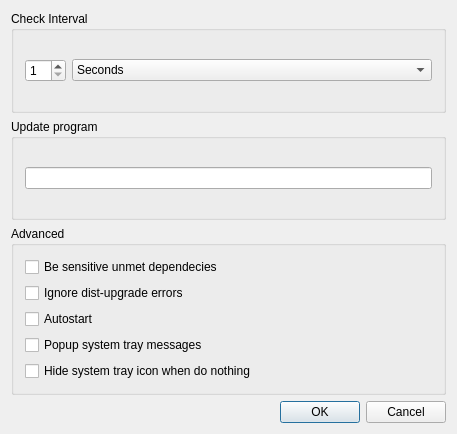
First picture: the form in apt-indicator/agent/config_dialog.ui, repository imz/apt-indicator, before the edit.
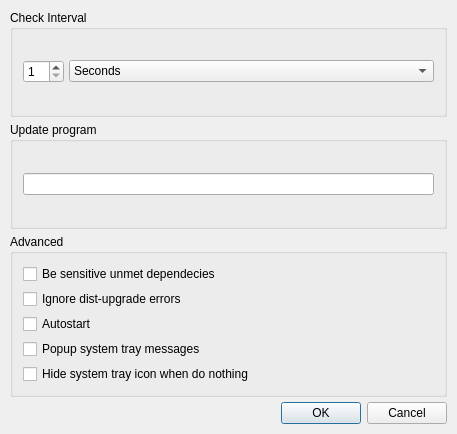
Second picture: the form after the edit.

What changed in the file:
```diff
--- a/apt-indicator/agent/config_dialog.ui
+++ b/apt-indicator/agent/config_dialog.ui
@@ -158,8 +158,7 @@
    </item>
   </layout>
  </widget>
- <layoutdefault spacing="6" margin="11"/>
- <pixmapfunction>QPixmap</pixmapfunction>
+ <layoutdefault spacing="5" margin="10"/>
  <tabstops>
   <tabstop>timesSpinBox</tabstop>
   <tabstop>periodComboBox</tabstop>
```
Left out of the diff: 22 changed lines with no effect on the pictures.
